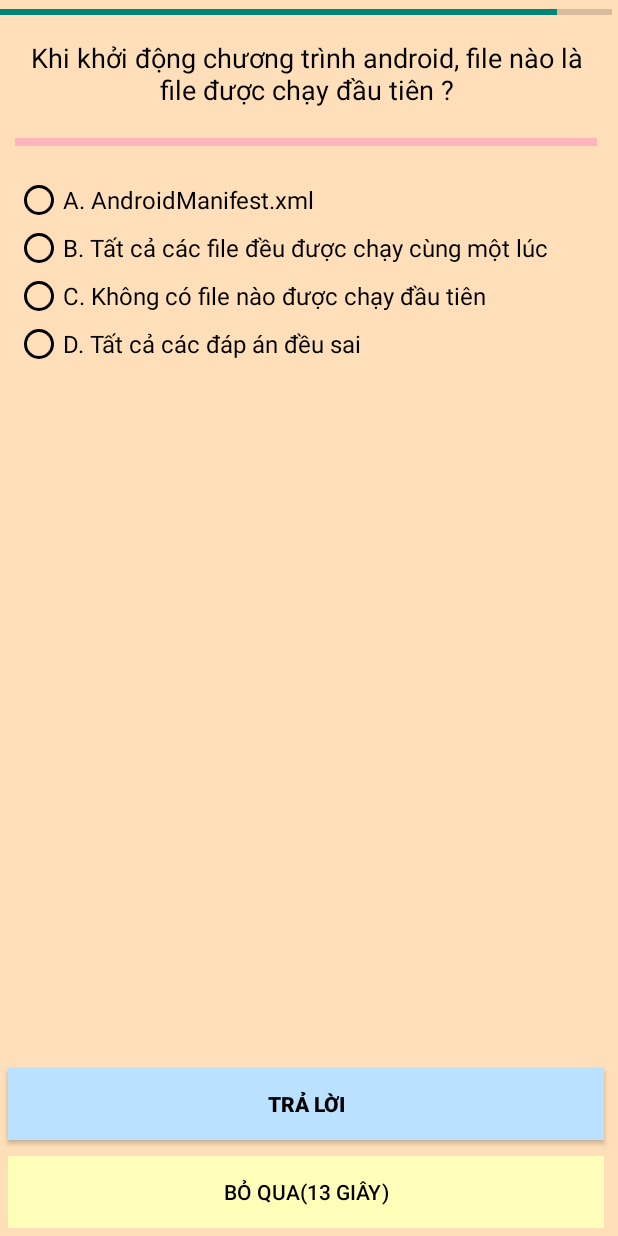
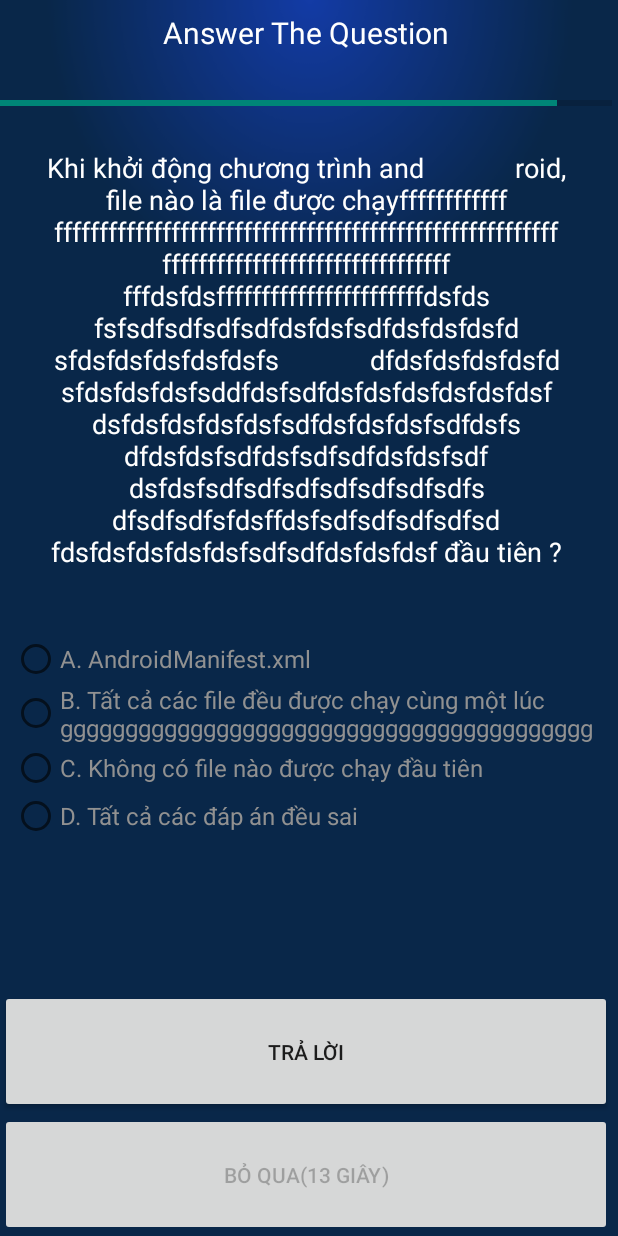
Before and after one commit to snowsiechau/AlarmAppVersion1, an Android app: the AnswerQuestionsActivity screen opened directly, with no data from a screen before it, on a phone screen of 412 x 824 dp. Run offline under Robolectric (Android 15) with nearby library versions, the phone set to English and light mode, and no system bars; libraries missing offline, so code that uses them is left out: com.readystatesoftware.sqliteasset; 11 statements that could not run were skipped.

Commit message:
updated On/Off switch, new button Guide

```diff
--- a/MyApplication2/app/src/main/java/com/vinh/alarmclockandroid/activities/AnswerQuestionsActivity.java
+++ b/MyApplication2/app/src/main/java/com/vinh/alarmclockandroid/activities/AnswerQuestionsActivity.java
@@ -33,9 +33,9 @@
 import java.util.List;
 import java.util.Random;
 
-public class AnswerQuestionsActivity extends AppCompatActivity implements View.OnClickListener{
+public class AnswerQuestionsActivity extends AppCompatActivity implements View.OnClickListener {
 
-    private static final String TAG = AnswerQuestionsActivity.class.toString() ;
+    private static final String TAG = AnswerQuestionsActivity.class.toString();
     ProgressBar mProgressBar;
     CountDownTimer mCountDownTimer;
     int i = 0;
@@ -63,7 +63,7 @@
     @Override
     protected void onCreate(Bundle savedInstanceState) {
         super.onCreate(savedInstanceState);
-        setContentView(R.layout.activity_answer_questions);
+        setContentView(R.layout.activity_answer_questions_fake);
 
         startAniamtion();
         setupUI();
@@ -86,16 +86,13 @@
         });
 
 
-
 //        kiemTraSoCauTraLoiDung();
     }
 
 
     private void kiemTraSoCauTraLoiDung() {
-        while (kiemTra)
-        {
-            if (soCauTraLoiDung == 3)
-            {
+        while (kiemTra) {
+            if (soCauTraLoiDung == 3) {
                 Toast.makeText(this, "Bạn đã trả lời được đủ 3 câu", Toast.LENGTH_SHORT).show();
                 kiemTra = false;
             }
@@ -111,7 +108,7 @@
             @Override
             public void onTick(long millisUntilFinished) {
                 boqua_btn.setText("Bỏ qua(15 giây)");
-                int soGiayBoQua = (int) millisUntilFinished/1000;
+                int soGiayBoQua = (int) millisUntilFinished / 1000;
                 boqua_btn.setText(String.format("Bỏ qua(%s giây)", soGiayBoQua));
             }
 
@@ -189,8 +186,7 @@
 
     @Override
     public void onClick(View view) {
-        switch (view.getId())
-        {
+        switch (view.getId()) {
             case R.id.traloi_btn:
                 Log.d(TAG, "onClick: " + quizModel.getRealalswer());
                 xulyCauTraLoi();
@@ -204,35 +200,25 @@
     private void xulyCauTraLoi() {
         int cauTraLoi = 0;
 
-        if (dapanA_rb.isChecked())
-        {
+        if (dapanA_rb.isChecked()) {
             cauTraLoi = 1;
-        }
-        else if (dapanB_rb.isChecked())
-        {
+        } else if (dapanB_rb.isChecked()) {
             cauTraLoi = 2;
-        }
-        else if (dapanC_rb.isChecked())
-        {
+        } else if (dapanC_rb.isChecked()) {
             cauTraLoi = 3;
-        }
-        else if (dapanD_rb.isChecked())
-        {
+        } else if (dapanD_rb.isChecked()) {
             cauTraLoi = 4;
         }
 
         Log.d(TAG, "xulyCauTraLoi: " + quizModel.getRealalswer());
 
-        if (cauTraLoi == quizModel.getRealalswer())
-        {
+        if (cauTraLoi == quizModel.getRealalswer()) {
             Toast.makeText(this, "Bạn trả lời đúng rồi", Toast.LENGTH_SHORT).show();
             Log.d(TAG, "Bạn trả lời đúng rồi");
             chuyenCauHoi();
             soCauTraLoiDung++;
 
-        }
-        else
-        {
+        } else {
             Toast.makeText(this, "Bạn trả lời sai rồi", Toast.LENGTH_SHORT).show();
             Log.d(TAG, "Bạn trả lời sai rồi");
             chuyenCauHoi();
@@ -249,16 +235,16 @@
 
         int n;
 
-        while (true){
+        while (true) {
             boolean khongtrung = true;
             n = rand.nextInt(15) + 0;
-            for (int i = 0; i < idCauhoi.size() - 1; i++){
-                if (quizList.get(i).getId() == quizList.get(n).getId()){
+            for (int i = 0; i < idCauhoi.size() - 1; i++) {
+                if (quizList.get(i).getId() == quizList.get(n).getId()) {
                     khongtrung = false;
                 }
             }
 
-            if (khongtrung){
+            if (khongtrung) {
                 break;
             }
         }
@@ -280,8 +266,7 @@
         dapanC_rb.setText(quizModel.getAnswerc());
         dapanD_rb.setText(quizModel.getAnswerd());
 
-        if (soCauTraLoiDung == 2)
-        {
+        if (soCauTraLoiDung == 2) {
             Toast.makeText(this, "Bạn đã trả lời được đúng 3 câu", Toast.LENGTH_SHORT).show();
             stopService(new Intent(AnswerQuestionsActivity.this, BackgroundMusic.class));
             android.os.Process.killProcess(android.os.Process.myPid());
--- a/MyApplication2/app/src/main/java/com/vinh/alarmclockandroid/activities/BackgroundMusic.java
+++ b/MyApplication2/app/src/main/java/com/vinh/alarmclockandroid/activities/BackgroundMusic.java
@@ -19,7 +19,7 @@
  * Created by Admin on 9/23/2017.
  */
 
-public class BackgroundMusic extends Service{
+public class BackgroundMusic extends Service {
 
     MediaPlayer mediaPlayer;
 
@@ -61,7 +61,7 @@
                 .setTicker("Trả lời câu hỏi để emeeii")
                 .setContentTitle("Bấm để tắt báo thức")
                 .setContentText("Trả lời đúng 3 câu mới tắt được")
-                .setDefaults(Notification.DEFAULT_LIGHTS| Notification.DEFAULT_SOUND)
+                .setDefaults(Notification.DEFAULT_LIGHTS | Notification.DEFAULT_SOUND)
                 .setContentIntent(contentIntent)
                 .setContentInfo("Info");
 
--- a/MyApplication2/app/src/main/java/com/vinh/alarmclockandroid/activities/KhoiDong.java
+++ b/MyApplication2/app/src/main/java/com/vinh/alarmclockandroid/activities/KhoiDong.java
@@ -6,15 +6,20 @@
 import android.view.View;
 import android.widget.Button;
 import android.widget.ImageView;
+import android.widget.RelativeLayout;
 
 import com.vinh.alarmclockandroid.R;
 
 public class KhoiDong extends AppCompatActivity {
 
+    ImageView ivSwitchOn;
+    RelativeLayout layoutAlarmInfo;
+
     //Button batdau_btn;
     ImageView batdau_iv;
     Intent intent;
 
+    boolean isOnline = false;
     @Override
     protected void onCreate(Bundle savedInstanceState) {
         super.onCreate(savedInstanceState);
@@ -23,6 +28,10 @@
         intent = new Intent(getApplicationContext(), MainActivity.class);
 
         batdau_iv = (ImageView) findViewById(R.id.iv_setting_blue_icon);
+        //switch on
+        ivSwitchOn = (ImageView) findViewById(R.id.iv_switch_on);
+        layoutAlarmInfo = (RelativeLayout) findViewById(R.id.layout_alarm_information);
+
 
         //batdau_btn = (Button) findViewById(R.id.batdau_btn);
         batdau_iv.setOnClickListener(new View.OnClickListener() {
@@ -32,5 +41,25 @@
             }
         });
 
+        ivSwitchOn.setOnClickListener(new View.OnClickListener() {
+            @Override
+            public void onClick(View v) {
+               // layoutAlarmInfo.setVisibility(View.INVISIBLE);
+
+
+
+                if(isOnline){
+                    ivSwitchOn.setImageResource(R.drawable.icon_switch_on);
+                    layoutAlarmInfo.setVisibility(View.VISIBLE);
+                    isOnline = false;
+                }else{
+                    ivSwitchOn.setImageResource(R.drawable.icon_switch_off);
+                    layoutAlarmInfo.setVisibility(View.INVISIBLE);
+                    isOnline = true;
+                }
+
+            }
+        });
+
     }
 }
--- a/MyApplication2/app/src/main/java/com/vinh/alarmclockandroid/activities/MainActivity.java
+++ b/MyApplication2/app/src/main/java/com/vinh/alarmclockandroid/activities/MainActivity.java
@@ -56,7 +56,7 @@
 
 //        DatabaseHandle.getInstance(this).insertTable();
 
-        Log.d("list", "onCreate: " + DatabaseHandle.getInstance(this).getListGioBaoThuc().size());
+        //Log.d("list", "onCreate: " + DatabaseHandle.getInstance(this).getListGioBaoThuc().size());
 
         loadUI();
         timePicker.setIs24HourView(true);
@@ -110,9 +110,6 @@
         btnStart = (Button) findViewById(R.id.bt_start);
         tvTimePicker = (TextView) findViewById(R.id.tv_timePicker);
         timePicker = (TimePicker) findViewById(R.id.timepicker);
-
-
-
     }
 
     MediaPlayer mediaPlayer;
--- /dev/null
+++ b/MyApplication2/app/src/main/res/drawable/icon_help_guide.xml
@@ -0,0 +1,4 @@
+<vector android:height="40dp" android:viewportHeight="24.0"
+    android:viewportWidth="24.0" android:width="40dp" xmlns:android="http://schemas.android.com/apk/res/android">
+    <path android:fillColor="#FFF" android:pathData="M11,18h2v-2h-2v2zM12,2C6.48,2 2,6.48 2,12s4.48,10 10,10 10,-4.48 10,-10S17.52,2 12,2zM12,20c-4.41,0 -8,-3.59 -8,-8s3.59,-8 8,-8 8,3.59 8,8 -3.59,8 -8,8zM12,6c-2.21,0 -4,1.79 -4,4h2c0,-1.1 0.9,-2 2,-2s2,0.9 2,2c0,2 -3,1.75 -3,5h2c0,-2.25 3,-2.5 3,-5 0,-2.21 -1.79,-4 -4,-4z"/>
+</vector>
--- a/MyApplication2/app/src/main/res/layout/activity_answer_questions.xml
+++ /dev/null
@@ -1,112 +0,0 @@
-<?xml version="1.0" encoding="utf-8"?>
-
-<ScrollView
-    android:layout_width="match_parent"
-    android:layout_height="match_parent"
-    android:fillViewport="true"
-    android:scrollbars="vertical"
-    android:scrollbarStyle="insideInset"
-    android:background="#ffdfba"
-    xmlns:android="http://schemas.android.com/apk/res/android">
-
-
-
-        <LinearLayout
-            android:layout_width="match_parent"
-            android:layout_height="match_parent"
-            android:orientation="vertical">
-
-            <ProgressBar
-                android:id="@+id/progressBar"
-                style="?android:attr/progressBarStyleHorizontal"
-                android:layout_width="match_parent"
-                android:layout_height="wrap_content"
-                android:max="100"/>
-
-            <TextView
-                android:id="@+id/noidungcauhoi_tv"
-                android:padding="10sp"
-                android:layout_width="match_parent"
-                android:layout_height="wrap_content"
-                android:text="Khi khởi động chương trình android, file nào là file được chạy đầu tiên ?"
-                android:textSize="18sp"
-                android:textAlignment="center"
-                android:textColor="#000000"
-                android:gravity="center"/>
-
-            <View
-                android:layout_width="match_parent"
-                android:layout_height="5dp"
-                android:background="#ffb3ba"
-                android:layout_margin="10dp"/>
-
-            <RadioGroup
-                android:id="@+id/dapan_rg"
-                android:layout_weight="6"
-                android:layout_width="match_parent"
-                android:layout_height="wrap_content"
-                android:padding="10dp">
-
-                <RadioButton
-                    android:buttonTint="#f000"
-                    android:id="@+id/dapanA_rb"
-                    android:layout_width="match_parent"
-                    android:layout_height="wrap_content"
-                    android:text="A. AndroidManifest.xml"
-                    android:textSize="16sp"
-                    android:textColor="#f000"/>
-
-                <RadioButton
-                    android:buttonTint="#f000"
-                    android:id="@+id/dapanB_rb"
-                    android:layout_width="match_parent"
-                    android:layout_height="wrap_content"
-                    android:text="B. Tất cả các file đều được chạy cùng một lúc"
-                    android:textSize="16sp"
-                    android:textColor="#f000"/>
-
-                <RadioButton
-                    android:buttonTint="#f000"
-                    android:id="@+id/dapanC_rb"
-                    android:layout_width="match_parent"
-                    android:layout_height="wrap_content"
-                    android:text="C. Không có file nào được chạy đầu tiên"
-                    android:textSize="16sp"
-                    android:textColor="#f000"/>
-
-                <RadioButton
-                    android:buttonTint="#f000"
-                    android:shadowColor="#f000"
-                    android:id="@+id/dapanD_rb"
-                    android:layout_width="match_parent"
-                    android:layout_height="wrap_content"
-                    android:text="D. Tất cả các đáp án đều sai"
-                    android:textSize="16sp"
-                    android:textColor="#f000"/>
-
-            </RadioGroup>
-
-            <Button
-                android:id="@+id/traloi_btn"
-                android:layout_width="match_parent"
-                android:layout_height="wrap_content"
-                android:text="Trả lời"
-                android:background="#bae1ff"
-                android:textStyle="bold"
-                android:layout_margin="5dp"
-                android:textColor="#f000" />
-
-            <Button
-                android:id="@+id/boqua_btn"
-                android:layout_width="match_parent"
-                android:layout_height="wrap_content"
-                android:text="Bỏ qua (15 giây)"
-                android:background="#ffffba"
-                android:layout_margin="5dp"
-                android:textColor="#f000"/>
-
-        </LinearLayout>
-
-
-
-</ScrollView>
--- /dev/null
+++ b/MyApplication2/app/src/main/res/layout/activity_answer_questions_fake.xml
@@ -0,0 +1,112 @@
+<?xml version="1.0" encoding="utf-8"?>
+<LinearLayout xmlns:android="http://schemas.android.com/apk/res/android"
+    android:layout_width="match_parent"
+    android:layout_height="match_parent"
+    android:background="@drawable/back"
+    android:fillViewport="true"
+    android:scrollbarStyle="insideInset"
+    android:scrollbars="vertical"
+    android:orientation="vertical"
+    android:weightSum="20">
+
+    <TextView
+        android:layout_weight="1"
+        android:layout_width="match_parent"
+        android:layout_height="0dp"
+        android:text="Answer The Question"
+        android:textColor="@color/colorTextWhite"
+        android:textSize="@dimen/text_size_20sp"
+        android:textAlignment="center"
+        android:layout_marginTop="8dp"/>
+
+    <ProgressBar
+        android:layout_weight="1"
+        android:id="@+id/progressBar"
+        style="?android:attr/progressBarStyleHorizontal"
+        android:layout_width="match_parent"
+        android:layout_height="0dp"
+        android:max="100" />
+
+    <ScrollView
+        android:layout_width="match_parent"
+        android:layout_height="0dp"
+        android:layout_weight="8">
+        <TextView
+            android:id="@+id/noidungcauhoi_tv"
+            android:layout_width="match_parent"
+            android:layout_height="wrap_content"
+            android:gravity="center"
+            android:padding="10sp"
+            android:text="Khi khởi động chương trình and
+            roid, file nào là file được chạyffffffffffff
+            ffffffffffffffffffffffffffffffffffffffffffffffffffffffff
+            ffffffffffffffffffffffffffffffff
+            fffdsfdsfffffffffffffffffffffffdsfds
+            fsfsdfsdfsdfsdfdsfdsfsdfdsfdsfdsfd
+            sfdsfdsfdsfdsfdsfs
+            dfdsfdsfdsfdsfdsfdsfdsfdsfsddfdsfsdfdsfdsfdsfdsfdsfdsf
+            dsfdsfdsfdsfdsfsdfdsfdsfdsfsdfdsfs
+            dfdsfdsfsdfdsfsdfsdfdsfdsfsdfdsfdsfsdfsdfsdfsdfsdfsdfsdfs
+            dfsdfsdfsfdsffdsfsdfsdfsdfsdfsd
+            fdsfdsfdsfdsfdsfsdfsdfdsfdsfdsf đầu tiên ?"
+            android:textAlignment="center"
+            android:textColor="@color/colorTextWhite"
+            android:textSize="18sp" />
+    </ScrollView>
+
+    <RadioGroup
+        android:id="@+id/dapan_rg"
+        android:layout_width="match_parent"
+        android:layout_height="0dp"
+        android:layout_weight="6"
+        android:padding="8dp">
+
+        <RadioButton
+            android:id="@+id/dapanA_rb"
+            android:layout_width="match_parent"
+            android:layout_height="wrap_content"
+            android:text="A. AndroidManifest.xml"
+            android:textColor="@color/colorGray"
+            android:textSize="16sp" />
+
+        <RadioButton
+            android:id="@+id/dapanB_rb"
+            android:layout_width="match_parent"
+            android:layout_height="wrap_content"
+            android:text="B. Tất cả các file đều được chạy cùng một lúc ggggggggggggggggggggggggggggggggggggggggg"
+            android:textColor="@color/colorGray"
+            android:textSize="16sp" />
+
+        <RadioButton
+            android:id="@+id/dapanC_rb"
+            android:layout_width="match_parent"
+            android:layout_height="wrap_content"
+            android:text="C. Không có file nào được chạy đầu tiên"
+            android:textColor="@color/colorGray"
+            android:textSize="16sp" />
+
+        <RadioButton
+            android:id="@+id/dapanD_rb"
+            android:layout_width="match_parent"
+            android:layout_height="wrap_content"
+            android:text="D. Tất cả các đáp án đều sai"
+            android:textColor="@color/colorGray"
+            android:textSize="16sp" />
+
+    </RadioGroup>
+
+    <Button
+        android:layout_weight="2"
+        android:id="@+id/traloi_btn"
+        android:layout_width="match_parent"
+        android:layout_height="0dp"
+        android:text="Trả lời" />
+
+    <Button
+        android:layout_weight="2"
+        android:id="@+id/boqua_btn"
+        android:layout_width="match_parent"
+        android:layout_height="0dp"
+        android:text="Bỏ qua (15 giây)" />
+
+</LinearLayout>
--- a/MyApplication2/app/src/main/res/layout/activity_khoidong_blue.xml
+++ b/MyApplication2/app/src/main/res/layout/activity_khoidong_blue.xml
@@ -118,13 +118,24 @@
             android:layout_margin="8dp"
             android:src="@drawable/icon_switch_on" />
 
-        <ImageView
+        <TextView
+            android:id="@+id/tv_guide"
             android:layout_width="wrap_content"
             android:layout_height="wrap_content"
+            android:text="Guide"
+            android:textColor="@color/colorTextWhite"
+            android:layout_alignParentBottom="true"
             android:layout_alignParentEnd="true"
-            android:layout_below="@id/iv_switch_on"
-            android:layout_margin="8dp"
-            android:src="@drawable/icon_switch_off" />
+            android:layout_marginEnd="17dp"
+            android:layout_marginBottom="8dp"/>
+
+        <at.markushi.ui.CircleButton
+            android:layout_width="wrap_content"
+            android:layout_height="wrap_content"
+            android:src="@drawable/icon_help_guide"
+            android:layout_above="@id/tv_guide"
+            android:layout_alignParentEnd="true"
+            android:layout_marginEnd="15dp"/>
 
         <RelativeLayout
             android:id="@+id/layout_alarm_information"
--- /dev/null
+++ b/MyApplication2/app/src/main/res/values/dimens.xml
@@ -0,0 +1,13 @@
+<?xml version="1.0" encoding="utf-8"?>
+<resources>
+    <dimen name="big_text_in_config_alarm">28sp</dimen>
+    <dimen name="small_text_in_config_alarm">19sp</dimen>
+    <dimen name="table_layout_padding">5dp</dimen>
+
+
+    <dimen name="text_size_20sp">20sp</dimen>
+    <dimen name="text_configalarm_marginStart">14dp</dimen>
+    <dimen name="element_alarmconfig_width">250dp</dimen>
+
+
+</resources>
```
Also changed, not shown: MyApplication2/app/src/main/res/drawable/icon_trash_red.png.
